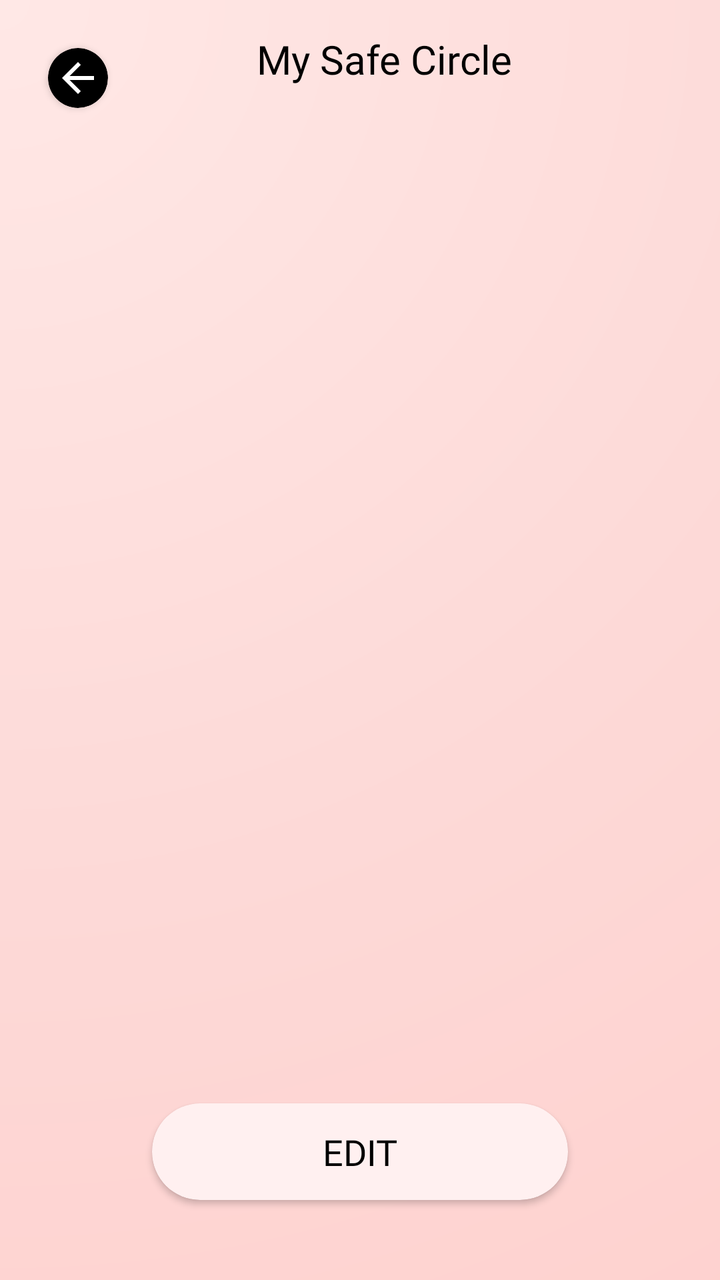
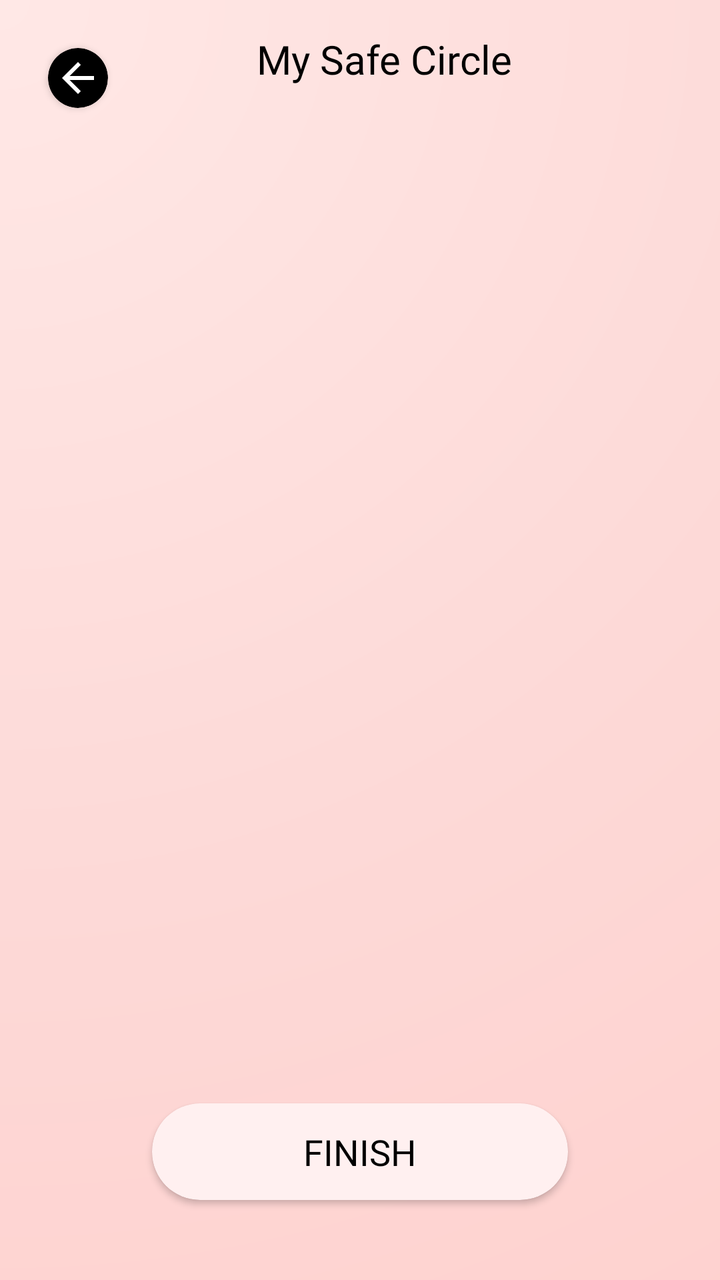

An Android layout rendered at two revisions. The XML below is the earlier revision; the diff shows what the commit changed to produce the second picture.
<!-- AndroidManifest.xml: application theme Theme.SafeHer -->
<!-- res/layout/fragment_confirm_safe_circle.xml -->
<?xml version="1.0" encoding="utf-8"?>
<androidx.constraintlayout.widget.ConstraintLayout
    xmlns:android="http://schemas.android.com/apk/res/android"
    xmlns:app="http://schemas.android.com/apk/res-auto"
    android:layout_width="match_parent"
    android:layout_height="match_parent"
    android:padding="16dp"
    android:background="@drawable/gradient_background">

    <androidx.cardview.widget.CardView
        android:id="@+id/backButtonCard"
        android:layout_width="30dp"
        android:layout_height="30dp"
        android:layout_marginStart="8dp"
        android:layout_marginTop="8dp"
        app:cardBackgroundColor="#000000"
        app:cardCornerRadius="20dp"
        app:cardElevation="2dp"
        app:layout_constraintStart_toStartOf="parent"
        app:layout_constraintTop_toTopOf="parent">

        <ImageView
            android:id="@+id/backButton"
            android:layout_width="24dp"
            android:layout_height="24dp"
            android:layout_gravity="center"
            android:contentDescription="Back"
            android:src="@drawable/ic_back"
            app:tint="#FFFFFF" />
    </androidx.cardview.widget.CardView>

    <TextView
        android:id="@+id/titleText"
        android:layout_width="wrap_content"
        android:layout_height="wrap_content"
        android:layout_marginStart="12dp"
        android:fontFamily="@font/poppins_semibold"
        android:text="My Safe Circle"
        android:textColor="#000000"
        android:textSize="20sp"
        app:layout_constraintBottom_toBottomOf="@id/backButtonCard"
        app:layout_constraintEnd_toEndOf="parent"
        app:layout_constraintHorizontal_bias="0.415"
        app:layout_constraintStart_toEndOf="@id/backButtonCard"
        app:layout_constraintTop_toTopOf="parent"
        app:layout_constraintVertical_bias="0.0" />

    <androidx.recyclerview.widget.RecyclerView
        android:id="@+id/recyclerViewConfirm"
        android:layout_width="0dp"
        android:layout_height="0dp"
        app:layout_constraintBottom_toTopOf="@+id/finishButton"
        app:layout_constraintEnd_toEndOf="parent"
        app:layout_constraintHorizontal_bias="0.0"
        app:layout_constraintStart_toStartOf="parent"
        app:layout_constraintTop_toBottomOf="@id/backButtonCard"
        app:layout_constraintVertical_bias="0.0" />

    <androidx.cardview.widget.CardView
        android:id="@+id/finishButton"
        android:layout_width="0dp"
        android:layout_height="wrap_content"
        android:layout_marginHorizontal="60dp"
        android:layout_marginBottom="24dp"
        app:cardCornerRadius="24dp"
        app:cardElevation="2dp"
        app:cardBackgroundColor="#FFF0F0"
        app:layout_constraintBottom_toBottomOf="parent"
        app:layout_constraintStart_toStartOf="parent"
        app:layout_constraintEnd_toEndOf="parent">

        <LinearLayout
            android:layout_width="match_parent"
            android:layout_height="wrap_content"
            android:orientation="horizontal"
            android:gravity="center"
            android:padding="12dp">

            <TextView
                android:id="@+id/finishText"
                android:layout_width="0dp"
                android:layout_height="wrap_content"
                android:layout_weight="1"
                android:fontFamily="@font/poppins_semibold"
                android:gravity="center"
                android:text="EDIT"
                android:textColor="#000000"
                android:textSize="18sp" />
        </LinearLayout>
    </androidx.cardview.widget.CardView>

</androidx.constraintlayout.widget.ConstraintLayout>
<!-- resources referenced by this layout -->
<resources>
  <!-- drawable gradient_background (drawable) -->
  <?xml version="1.0" encoding="utf-8"?>
  <shape xmlns:android="http://schemas.android.com/apk/res/android">
      <gradient
          android:type="radial"
          android:gradientRadius="250%p"
          android:centerX="0"
          android:centerY="0"
          android:startColor="#FFE8E6"
          android:centerColor="#FDD9D7"
          android:endColor="#FFCECB" />
  </shape>
  <!-- drawable ic_back (drawable) -->
  <?xml version="1.0" encoding="utf-8"?>
  <vector xmlns:android="http://schemas.android.com/apk/res/android"
      android:width="24dp"
      android:height="24dp"
      android:viewportWidth="24"
      android:viewportHeight="24">
      <path
          android:fillColor="#000000"
          android:pathData="M20,11H7.83l5.59,-5.59L12,4l-8,8 8,8 1.41,-1.41L7.83,13H20v-2z"/>
  </vector>
  <style name="Theme.SafeHer" parent="Base.Theme.SafeHer" />
  <style name="Base.Theme.SafeHer" parent="Theme.MaterialComponents.NoActionBar">
          
          
      </style>
</resources>

<!-- the commit's change to res/layout/fragment_confirm_safe_circle.xml (unified diff, before → after) -->
@@ -83,7 +83,7 @@
                 android:layout_weight="1"
                 android:fontFamily="@font/poppins_semibold"
                 android:gravity="center"
-                android:text="EDIT"
+                android:text="FINISH"
                 android:textColor="#000000"
                 android:textSize="18sp" />
         </LinearLayout>
